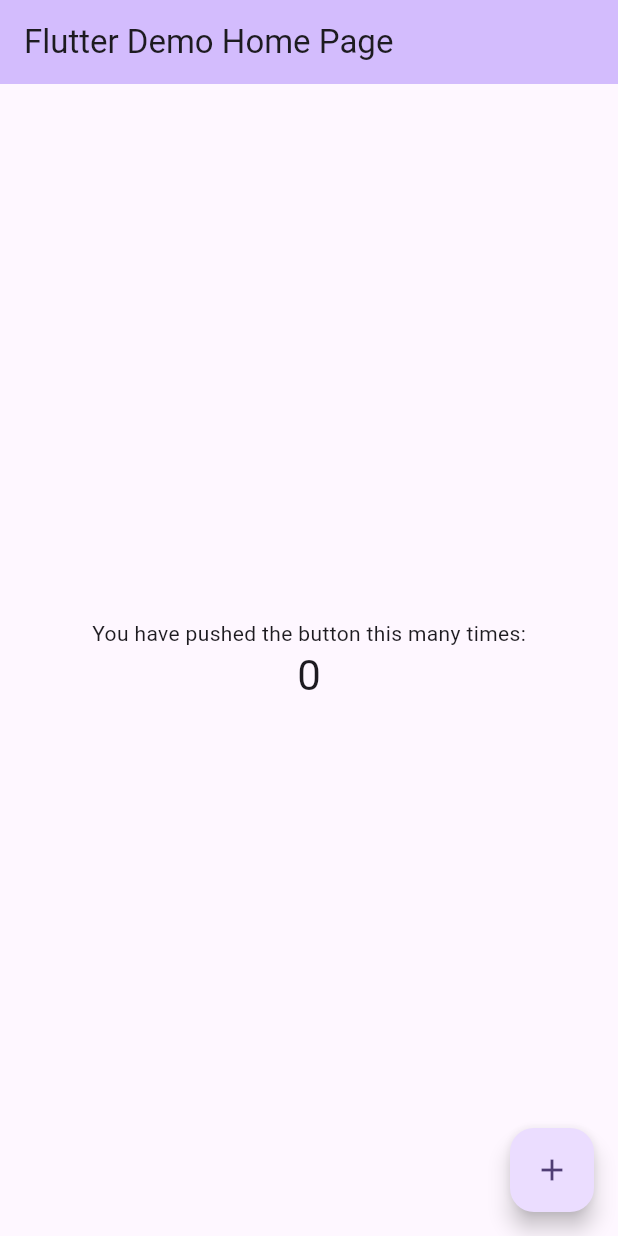
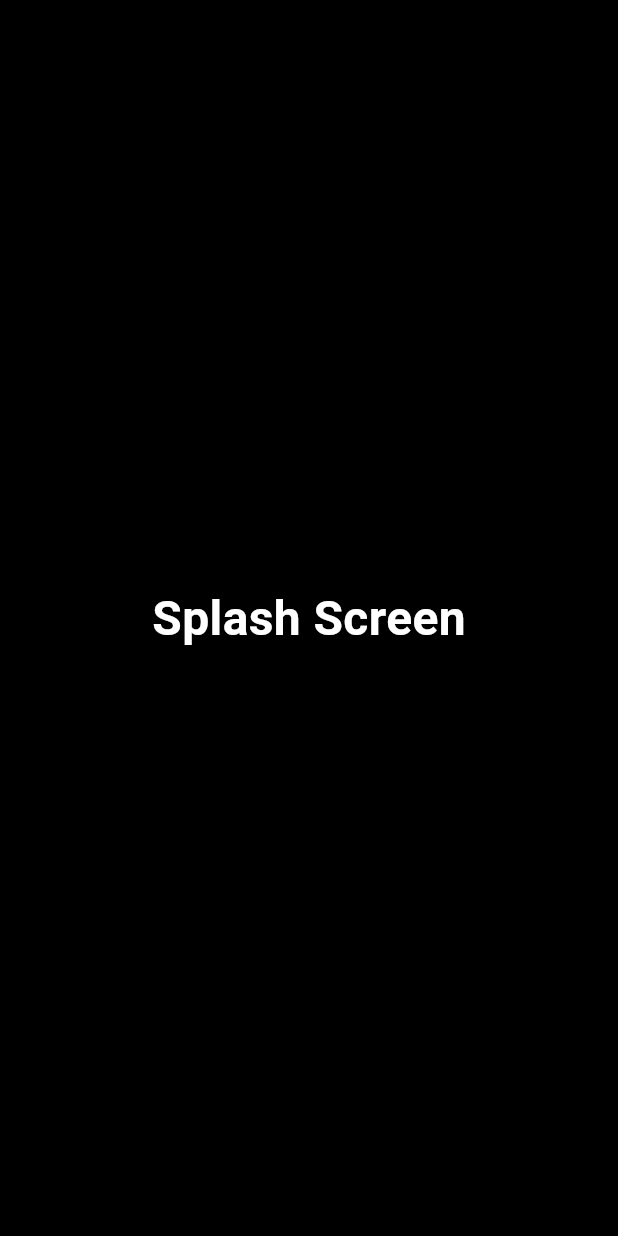
Before and after one commit to felipePrado2870/vipeplay, a Flutter app: the first screen one second after launch, on a phone screen of 412 x 824 dp. Run offline on Flutter 3.47's test engine with Material 3 defaults, Android fonts, the phone set to English and light mode, and no system bars.

Commit message:
nova estrutura de páginas
Criado nova estrutura com uma pagina splash e outra home

```diff
--- a/lib/main.dart
+++ b/lib/main.dart
@@ -1,4 +1,5 @@
 import 'package:flutter/material.dart';
+import 'screens/splash_screen.dart';
 
 void main() {
   runApp(const MyApp());
@@ -7,116 +8,15 @@ void main() {
 class MyApp extends StatelessWidget {
   const MyApp({super.key});
 
-  // This widget is the root of your application.
   @override
   Widget build(BuildContext context) {
     return MaterialApp(
       title: 'Flutter Demo',
-      theme: ThemeData(
-        // This is the theme of your application.
-        //
-        // TRY THIS: Try running your application with "flutter run". You'll see
-        // the application has a purple toolbar. Then, without quitting the app,
-        // try changing the seedColor in the colorScheme below to Colors.green
-        // and then invoke "hot reload" (save your changes or press the "hot
-        // reload" button in a Flutter-supported IDE, or press "r" if you used
-        // the command line to start the app).
-        //
-        // Notice that the counter didn't reset back to zero; the application
-        // state is not lost during the reload. To reset the state, use hot
-        // restart instead.
-        //
-        // This works for code too, not just values: Most code changes can be
-        // tested with just a hot reload.
-        colorScheme: ColorScheme.fromSeed(seedColor: Colors.deepPurple),
-      ),
-      home: const MyHomePage(title: 'Flutter Demo Home Page'),
+      theme: ThemeData(),
+      initialRoute: '/splash',
+      routes: {
+        '/splash': (context) => const SplashScreen(),
+      },
     );
   }
 }
-
-class MyHomePage extends StatefulWidget {
-  const MyHomePage({super.key, required this.title});
-
-  // This widget is the home page of your application. It is stateful, meaning
-  // that it has a State object (defined below) that contains fields that affect
-  // how it looks.
-
-  // This class is the configuration for the state. It holds the values (in this
-  // case the title) provided by the parent (in this case the App widget) and
-  // used by the build method of the State. Fields in a Widget subclass are
-  // always marked "final".
-
-  final String title;
-
-  @override
-  State<MyHomePage> createState() => _MyHomePageState();
-}
-
-class _MyHomePageState extends State<MyHomePage> {
-  int _counter = 0;
-
-  void _incrementCounter() {
-    setState(() {
-      // This call to setState tells the Flutter framework that something has
-      // changed in this State, which causes it to rerun the build method below
-      // so that the display can reflect the updated values. If we changed
-      // _counter without calling setState(), then the build method would not be
-      // called again, and so nothing would appear to happen.
-      _counter++;
-    });
-  }
-
-  @override
-  Widget build(BuildContext context) {
-    // This method is rerun every time setState is called, for instance as done
-    // by the _incrementCounter method above.
-    //
-    // The Flutter framework has been optimized to make rerunning build methods
-    // fast, so that you can just rebuild anything that needs updating rather
-    // than having to individually change instances of widgets.
-    return Scaffold(
-      appBar: AppBar(
-        // TRY THIS: Try changing the color here to a specific color (to
-        // Colors.amber, perhaps?) and trigger a hot reload to see the AppBar
-        // change color while the other colors stay the same.
-        backgroundColor: Theme.of(context).colorScheme.inversePrimary,
-        // Here we take the value from the MyHomePage object that was created by
-        // the App.build method, and use it to set our appbar title.
-        title: Text(widget.title),
-      ),
-      body: Center(
-        // Center is a layout widget. It takes a single child and positions it
-        // in the middle of the parent.
-        child: Column(
-          // Column is also a layout widget. It takes a list of children and
-          // arranges them vertically. By default, it sizes itself to fit its
-          // children horizontally, and tries to be as tall as its parent.
-          //
-          // Column has various properties to control how it sizes itself and
-          // how it positions its children. Here we use mainAxisAlignment to
-          // center the children vertically; the main axis here is the vertical
-          // axis because Columns are vertical (the cross axis would be
-          // horizontal).
-          //
-          // TRY THIS: Invoke "debug painting" (choose the "Toggle Debug Paint"
-          // action in the IDE, or press "p" in the console), to see the
-          // wireframe for each widget.
-          mainAxisAlignment: MainAxisAlignment.center,
-          children: <Widget>[
-            const Text('You have pushed the button this many times:'),
-            Text(
-              '$_counter',
-              style: Theme.of(context).textTheme.headlineMedium,
-            ),
-          ],
-        ),
-      ),
-      floatingActionButton: FloatingActionButton(
-        onPressed: _incrementCounter,
-        tooltip: 'Increment',
-        child: const Icon(Icons.add),
-      ), // This trailing comma makes auto-formatting nicer for build methods.
-    );
-  }
-}
--- /dev/null
+++ b/lib/screens/home_screen.dart
@@ -0,0 +1,22 @@
+import 'package:flutter/material.dart';
+
+class HomeScreen extends StatelessWidget {
+  const HomeScreen({super.key});
+
+  @override
+  Widget build(BuildContext context) {
+    return const Scaffold(
+      backgroundColor: Colors.black,
+      body: Center(
+        child: Text(
+          'Home',
+          style: TextStyle(
+            color: Colors.white,
+            fontSize: 32,
+            fontWeight: FontWeight.bold,
+          ),
+        ),
+      ),
+    );
+  }
+}
--- /dev/null
+++ b/lib/screens/splash_screen.dart
@@ -0,0 +1,42 @@
+import 'package:flutter/material.dart';
+import 'package:vibeplay/screens/home_screen.dart';
+import 'dart:async';
+
+
+class SplashScreen extends StatefulWidget {
+  const SplashScreen({super.key});
+
+  @override
+  SplashScreenState createState() => SplashScreenState();
+}
+
+class SplashScreenState extends State<SplashScreen> {
+  @override
+  void initState() {
+    super.initState();
+    // Timer que espera 7 segundos antes de navegar
+    Timer(const Duration(seconds: 7), () {
+      Navigator.pushReplacement(
+        context,
+        MaterialPageRoute(builder: (context) => const HomeScreen()),
+      );
+    });
+  }
+
+  @override
+  Widget build(BuildContext context) {
+    return const Scaffold(
+      backgroundColor: Colors.black,
+      body: Center(
+        child: Text(
+          'Splash Screen',
+          style: TextStyle(
+            color: Colors.white,
+            fontSize: 32,
+            fontWeight: FontWeight.bold,
+          ),
+        ),
+      ),
+    );
+  }
+}
```
